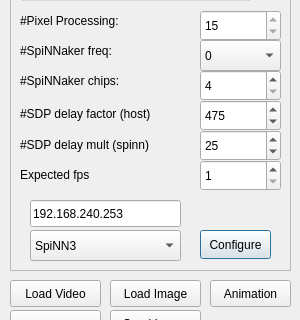
Old version of the form gui/SpiNNvidStreamer/src/vidstreamer.ui in the repository indarsugiarto/Graceful_VidPro; both pictures show x 0 to 300 and y 220 to 540 of the 300 by 716 pixel window.
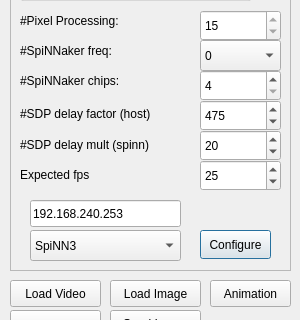
New version of the form.

```diff
--- a/gui/SpiNNvidStreamer/src/vidstreamer.ui
+++ b/gui/SpiNNvidStreamer/src/vidstreamer.ui
@@ -414,7 +414,7 @@
      <number>1</number>
     </property>
     <property name="value">
-     <number>25</number>
+     <number>20</number>
     </property>
    </widget>
    <widget class="QLabel" name="label_7">
@@ -449,7 +449,7 @@
      <number>1</number>
     </property>
     <property name="value">
-     <number>1</number>
+     <number>25</number>
     </property>
    </widget>
    <widget class="QGroupBox" name="groupBox_3">
```
